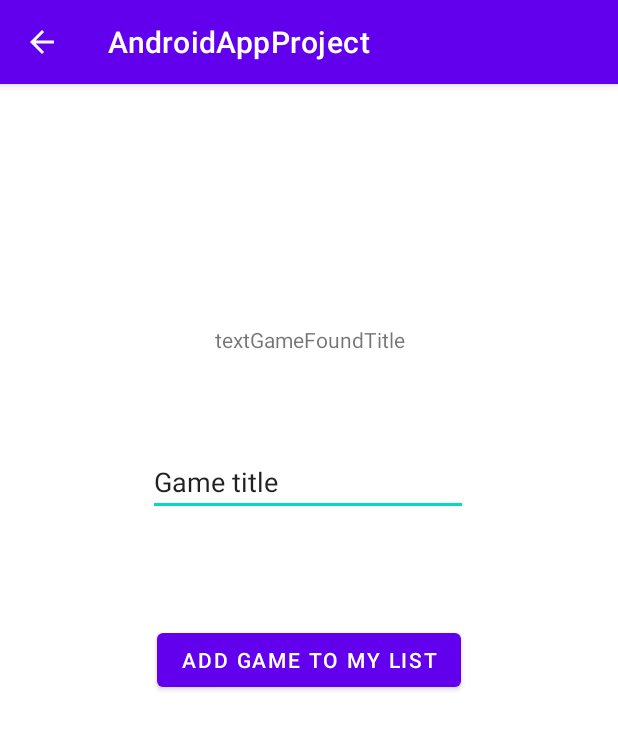
After one commit to PilzHere/AndroidAppProject, an Android app: the AddOwnedGameActivity screen opened directly, with no data from a screen before it, on a phone screen of 412 x 824 dp. The commit adds this screen. Shown: the top 729 px of the screen. Run offline under Robolectric (Android 15) with nearby library versions, the light colour scheme and no system bars.

Commit message:
Added functionality to search for games and add them to the user's list of owned games. It will also check so that the user dont already have that game on their list and that the search-words are not empty.

```diff
--- a/app/src/main/AndroidManifest.xml
+++ b/app/src/main/AndroidManifest.xml
@@ -33,6 +33,11 @@
             android:exported="true">
 
         </activity>
+        <activity
+            android:name=".AddOwnedGameActivity"
+            android:exported="true"
+            android:parentActivityName=".LoggedInActivity">
+        </activity>
     </application>
 
 </manifest>
--- a/app/src/main/java/ec/grouptwo/androidappproject/MainActivity.kt
+++ b/app/src/main/java/ec/grouptwo/androidappproject/MainActivity.kt
@@ -37,6 +37,7 @@ class MainActivity : AppCompatActivity() {
             passWord=R.id.pass_forLogin.toString()*/
 
             val intent = Intent(this, LoggedInActivity::class.java)
+            intent.putExtra("USERID", "1") // TODO: This should be an int from database.
             intent.putExtra("USERNAME", userName)
             intent.putExtra("PASSWORD", passWord)
             startActivity(intent)
--- /dev/null
+++ b/app/src/main/res/layout/activity_add_owned_game.xml
@@ -0,0 +1,69 @@
+<?xml version="1.0" encoding="utf-8"?>
+<androidx.constraintlayout.widget.ConstraintLayout xmlns:android="http://schemas.android.com/apk/res/android"
+    xmlns:app="http://schemas.android.com/apk/res-auto"
+    xmlns:tools="http://schemas.android.com/tools"
+    android:layout_width="match_parent"
+    android:layout_height="match_parent">
+
+    <TextView
+        android:id="@+id/textv_game_database_message"
+        android:layout_width="0dp"
+        android:layout_height="wrap_content"
+        android:gravity="center_horizontal"
+        android:text="game_database_message"
+        android:visibility="invisible"
+        app:layout_constraintBottom_toTopOf="@+id/editText_game_title"
+        app:layout_constraintEnd_toEndOf="parent"
+        app:layout_constraintHorizontal_bias="0.0"
+        app:layout_constraintStart_toStartOf="parent"
+        app:layout_constraintTop_toTopOf="parent"
+        app:layout_constraintVertical_bias="0.923" />
+
+    <Button
+        android:id="@+id/btn_add_game_to_list"
+        android:layout_width="wrap_content"
+        android:layout_height="wrap_content"
+        android:text="Add game to my list"
+        app:layout_constraintBottom_toBottomOf="parent"
+        app:layout_constraintEnd_toEndOf="parent"
+        app:layout_constraintStart_toStartOf="parent"
+        app:layout_constraintTop_toTopOf="parent" />
+
+    <EditText
+        android:id="@+id/editText_game_title"
+        android:layout_width="wrap_content"
+        android:layout_height="wrap_content"
+        android:ems="10"
+        android:inputType="textPersonName"
+        android:text="Game title"
+        app:layout_constraintBottom_toTopOf="@+id/btn_add_game_to_list"
+        app:layout_constraintEnd_toEndOf="parent"
+        app:layout_constraintHorizontal_bias="0.497"
+        app:layout_constraintStart_toStartOf="parent"
+        app:layout_constraintTop_toTopOf="parent"
+        app:layout_constraintVertical_bias="0.771" />
+
+    <TextView
+        android:id="@+id/textv_title_of_game_found"
+        android:layout_width="0dp"
+        android:layout_height="wrap_content"
+        android:gravity="center_horizontal"
+        android:text="textGameFoundTitle"
+        app:layout_constraintBottom_toTopOf="@+id/editText_game_title"
+        app:layout_constraintEnd_toEndOf="parent"
+        app:layout_constraintHorizontal_bias="0.0"
+        app:layout_constraintStart_toStartOf="parent"
+        app:layout_constraintTop_toTopOf="parent"
+        app:layout_constraintVertical_bias="0.719" />
+
+    <ImageView
+        android:id="@+id/imageView2"
+        android:layout_width="wrap_content"
+        android:layout_height="wrap_content"
+        android:visibility="visible"
+        app:layout_constraintBottom_toTopOf="@+id/textv_title_of_game_found"
+        app:layout_constraintEnd_toEndOf="parent"
+        app:layout_constraintStart_toStartOf="parent"
+        app:layout_constraintTop_toTopOf="parent"
+        tools:srcCompat="@tools:sample/avatars" />
+</androidx.constraintlayout.widget.ConstraintLayout>
```
Also changed, not shown: app/src/main/java/ec/grouptwo/androidappproject/AddOwnedGameActivity.kt (added, +152 -0 lines), app/src/main/java/ec/grouptwo/androidappproject/LoggedInActivity.kt (+9 -2 lines), app/src/main/res/layout/activity_logged_in.xml (+11 -0 lines).
